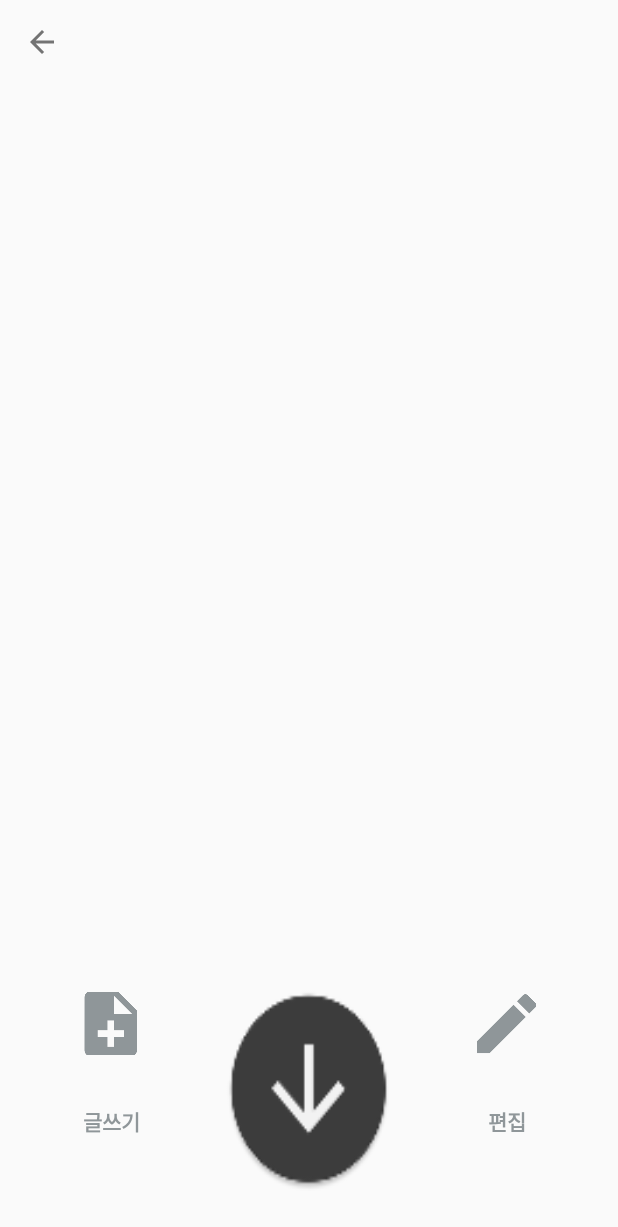
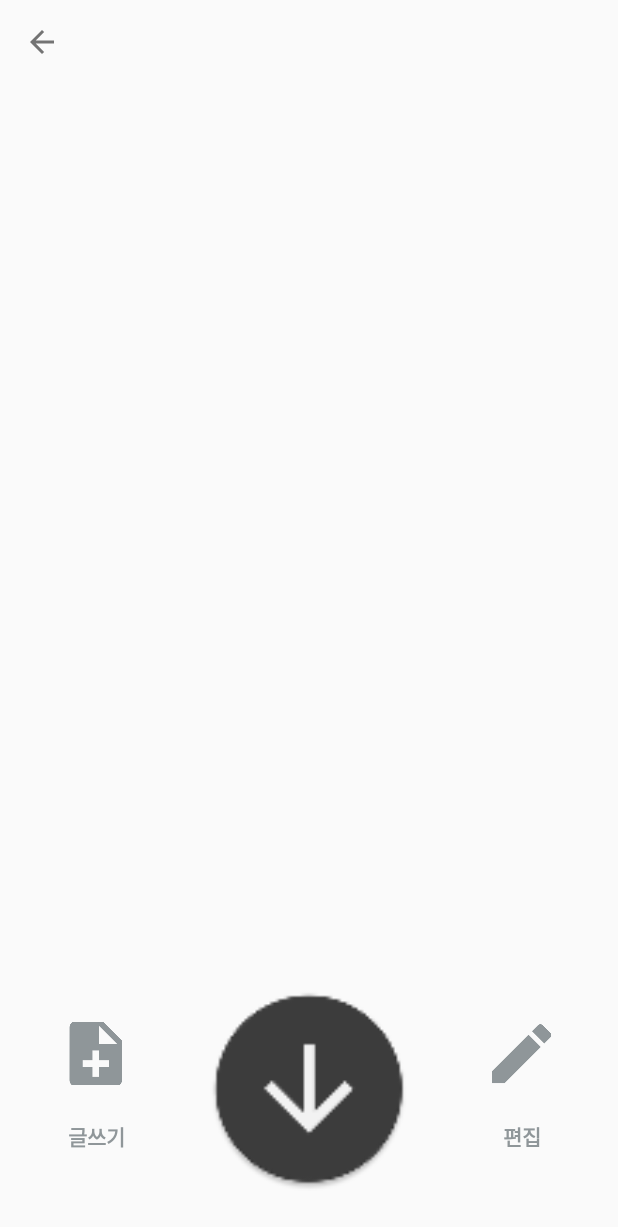
Before and after one commit to bonchangkoo/RookiePhotoApp, an Android app: the PreviewActivity screen opened directly, with no data from a screen before it, on a phone screen of 412 x 824 dp. Shown: the top 1227 px of the screen. Run offline under Robolectric (Android 15) with nearby library versions, the phone set to English and light mode, and no system bars; our stand-ins replace Firebase (no records; nobody signed in at launch, a user with empty details on screens opened directly), RxJava, data binding; 1 statement that could not run was skipped.

Commit message:
TOY-63 margin 속성값 변경 및 저장 버튼 ratio 1:1 적용을 위한 width 값 0dp 처리

```diff
--- a/app/src/main/res/layout/activity_preview.xml
+++ b/app/src/main/res/layout/activity_preview.xml
@@ -48,10 +48,16 @@
                 android:id="@+id/btn_add_diary"
                 android:layout_width="wrap_content"
                 android:layout_height="match_parent"
-                android:layout_margin="30dp"
+                android:layout_marginStart="20dp"
+                android:layout_marginLeft="20dp"
+                android:layout_marginTop="40dp"
+                android:layout_marginEnd="40dp"
+                android:layout_marginRight="40dp"
+                android:layout_marginBottom="20dp"
                 android:background="?selectableItemBackgroundBorderless"
                 android:drawableTop="@mipmap/diary_add_gray_"
                 android:drawablePadding="-5dp"
+                android:padding="10dp"
                 android:text="@string/text_write_diary"
                 android:textColor="#8F9699"
                 android:textStyle="bold"
@@ -59,7 +65,7 @@
 
             <Button
                 android:id="@+id/btn_save_photo"
-                android:layout_width="match_parent"
+                android:layout_width="0dp"
                 android:layout_height="match_parent"
                 android:layout_marginLeft="150dp"
                 android:layout_marginTop="30dp"
@@ -74,18 +80,22 @@
                 android:id="@+id/btn_edit"
                 android:layout_width="wrap_content"
                 android:layout_height="match_parent"
-                android:layout_margin="30dp"
+                android:layout_marginStart="40dp"
+                android:layout_marginLeft="40dp"
+                android:layout_marginTop="40dp"
+                android:layout_marginEnd="20dp"
+                android:layout_marginRight="20dp"
+                android:layout_marginBottom="20dp"
                 android:layout_weight="2"
                 android:background="?selectableItemBackgroundBorderless"
                 android:drawableTop="@mipmap/photo_edit"
                 android:drawablePadding="-5dp"
+                android:padding="10dp"
                 android:text="@string/text_edit"
                 android:textColor="#8F9699"
                 android:textStyle="bold"
                 app:layout_constraintRight_toRightOf="parent" />
 
         </android.support.constraint.ConstraintLayout>
-
-
     </LinearLayout>
 </layout>
```
